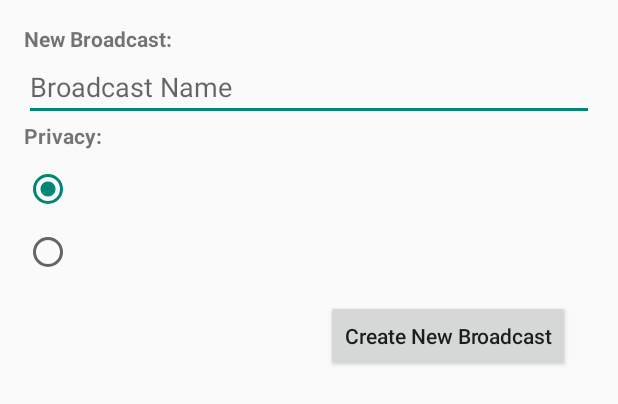
After one commit to nischalbasuti/knowtify, an Android app: the layout dialog_new_broadcast.xml on its own in the app's theme, with its tools: preview values and no code run, on a phone screen of 412 x 824 dp. The commit adds this screen. Shown: the top 404 px of the screen. Run offline under Robolectric (Android 15) with nearby library versions, the phone set to English and light mode, and no system bars; network calls fail.

Commit message:
broadcast fab testing

```diff
--- /dev/null
+++ b/app/src/main/res/layout/dialog_new_broadcast.xml
@@ -0,0 +1,50 @@
+<?xml version="1.0" encoding="utf-8"?>
+<RelativeLayout xmlns:android="http://schemas.android.com/apk/res/android"
+    android:layout_width="match_parent"
+    android:layout_height="wrap_content"
+    android:padding="@dimen/activity_horizontal_margin">
+
+    <TextView
+        android:id="@+id/tv_new_broadcast"
+        android:layout_width="wrap_content"
+        android:layout_height="wrap_content"
+        android:text="New Broadcast:"
+        android:textStyle="bold"/>
+    <EditText
+        android:id="@+id/broadcast_name"
+        android:layout_width="match_parent"
+        android:layout_height="wrap_content"
+        android:layout_below="@id/tv_new_broadcast"
+        android:hint="Broadcast Name"
+        />
+    <TextView
+        android:id="@+id/tv_privacy"
+        android:layout_width="wrap_content"
+        android:layout_height="wrap_content"
+        android:layout_below="@+id/broadcast_name"
+        android:text="Privacy:"
+        android:textStyle="bold" />
+    <RadioButton
+        android:id="@+id/public_radio"
+        android:layout_width="wrap_content"
+        android:layout_height="wrap_content"
+        android:layout_below="@id/tv_privacy"
+        android:layout_marginTop="10dp"
+        android:checked="true"
+        />
+    <RadioButton
+        android:id="@+id/private_radio"
+        android:layout_width="wrap_content"
+        android:layout_height="wrap_content"
+        android:layout_below="@+id/public_radio"
+        android:layout_marginTop="10dp"/>
+    <Button
+        android:id="@+id/new_broadcast_button"
+        android:layout_width="wrap_content"
+        android:layout_height="wrap_content"
+        android:layout_below="@id/private_radio"
+        android:layout_margin="@dimen/fab_margin"
+        android:layout_alignParentEnd="true"
+        android:text="Create New Broadcast"
+        android:textAllCaps="false"/>
+</RelativeLayout>
```
Also changed, not shown: app/src/main/java/com/hydratech19gmail/notify/BroadcastFragment.java (+12 -1 lines), app/src/main/java/com/hydratech19gmail/notify/MainActivity.java (+4 -12 lines), app/src/main/java/com/hydratech19gmail/notify/NewBroadcastDialog.java (added, +29 -0 lines), app/src/main/res/layout/app_bar_main.xml (+0 -8 lines), app/src/main/res/layout/broadcast_fragment.xml (+16 -53 lines).
